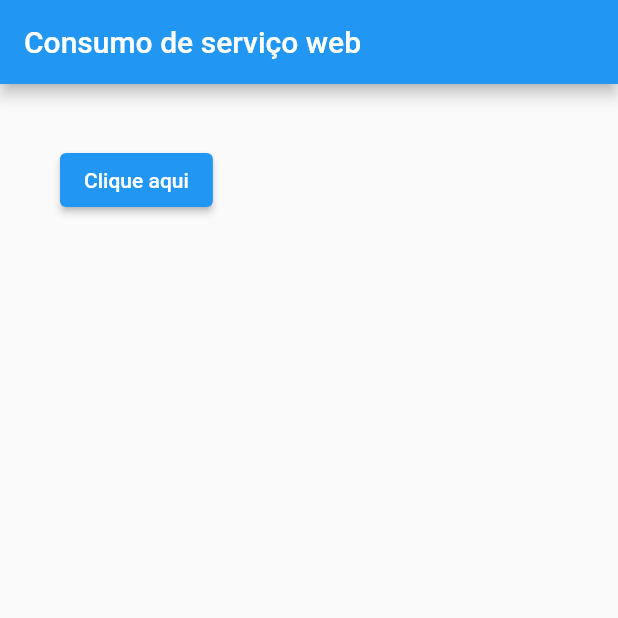
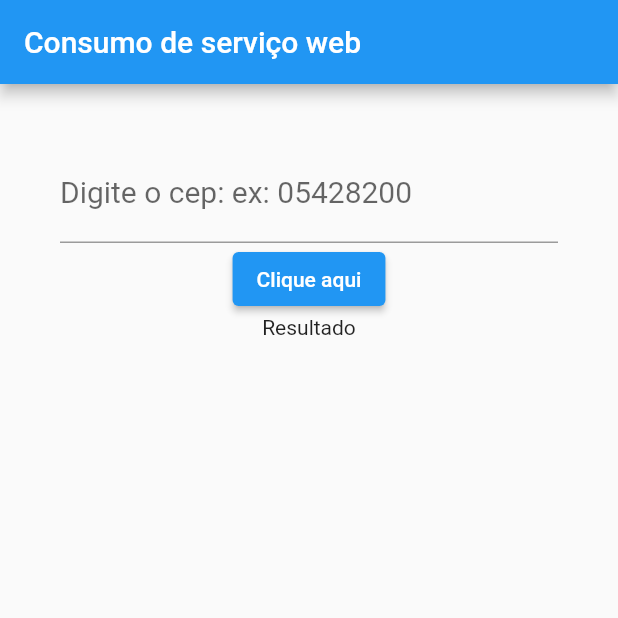
Before and after one commit to guilhermeveras10/consumo_servico_flutter, a Flutter app: the screen it shows after launch, after a tap on "Clique aqui", on a phone screen of 412 x 824 dp, the top half of it. Run offline on Flutter 3.47's test engine with Material 2 defaults, Android fonts, the phone set to English and light mode, and no system bars; network calls fail.

Commit message:
colocando caixa de texto para consumo de servico

```diff
--- a/lib/Home.dart
+++ b/lib/Home.dart
@@ -9,9 +9,13 @@ class Home extends StatefulWidget {
 
 class _HomeState extends State<Home> {
 
+  TextEditingController _controllerCep = TextEditingController();
+  String _resultado = "Resultado";
+
   _recuperarCep() async {
 
-    String url = "https://viacep.com.br/ws/04005020/json/";
+    String cepDigitado = _controllerCep.text;
+    String url = "https://viacep.com.br/ws/${cepDigitado}/json/";
     http.Response response;
 
     response = await http.get(url);
@@ -20,6 +24,10 @@ class _HomeState extends State<Home> {
     String complemento = retorno["complemento"];
     String bairro = retorno["bairro"];
     String localidade = retorno["localidade"];
+
+    setState(() {
+      _resultado = "${logradouro}, ${complemento}, ${bairro} ";
+    });
 
     print(
       "Resposta logradouro: ${logradouro} complemento: ${complemento} bairro: ${bairro} "
@@ -41,10 +49,21 @@ class _HomeState extends State<Home> {
         padding: EdgeInsets.all(40),
         child: Column(
           children: <Widget>[
+            TextField(
+              keyboardType: TextInputType.number,
+              decoration: InputDecoration(
+                labelText: "Digite o cep: ex: 05428200"
+              ),
+              style: TextStyle(
+                fontSize: 20
+              ),
+              controller: _controllerCep,
+            ),
             ElevatedButton(
               child: Text("Clique aqui"),
               onPressed: _recuperarCep,
-            )
+            ),
+            Text( _resultado )
           ],
         ),
       ),
```
